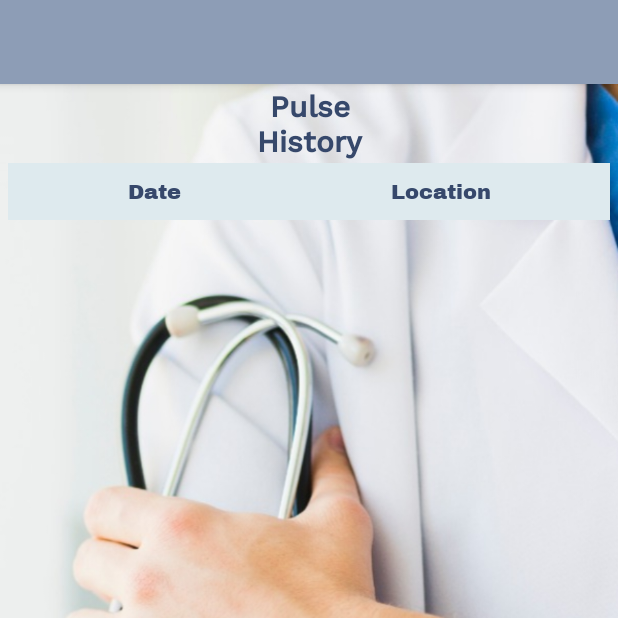
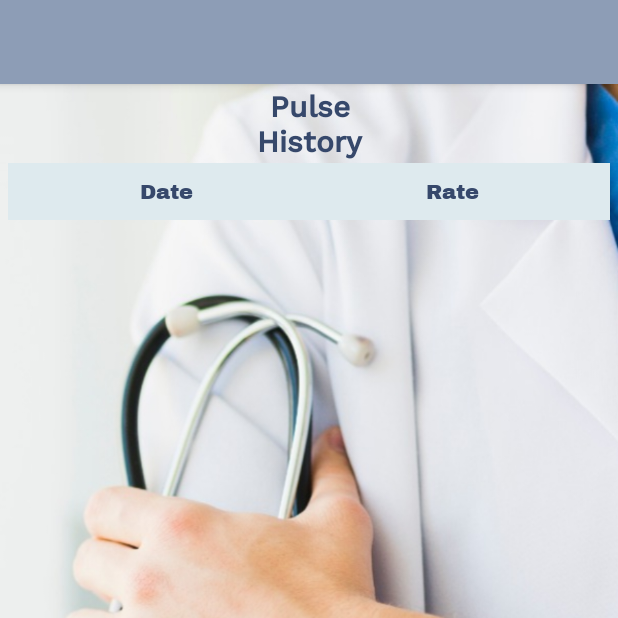
Before and after one commit to JasmineGranot/ArduinoWorkshopFireBase, an Android app: the PulseHistory screen opened directly, with no data from a screen before it, on a phone screen of 412 x 824 dp, the top half of it. Run offline under Robolectric (Android 15) with nearby library versions, the phone set to English and light mode, and no system bars; our stand-ins replace Firebase (no records; nobody signed in at launch, a user with empty details on screens opened directly); Roboto replaces fonts that are not available here.

Commit message:
added pulse history, needs to design the data

```diff
--- a/ArduinoAndroidApplication/app/src/main/java/com/example/arduinoandroidapplication/PulseHistory.java
+++ b/ArduinoAndroidApplication/app/src/main/java/com/example/arduinoandroidapplication/PulseHistory.java
@@ -1,14 +1,79 @@
 package com.example.arduinoandroidapplication;
 
+import androidx.annotation.NonNull;
 import androidx.appcompat.app.AppCompatActivity;
 
 import android.os.Bundle;
+import android.util.Log;
+import android.view.View;
+import android.widget.TableLayout;
+import android.widget.TableRow;
+import android.widget.TextView;
+
+import com.google.firebase.database.DataSnapshot;
+import com.google.firebase.database.DatabaseError;
+import com.google.firebase.database.DatabaseReference;
+import com.google.firebase.database.FirebaseDatabase;
+import com.google.firebase.database.ValueEventListener;
+
+import java.util.ArrayList;
+import java.util.HashMap;
+import java.util.List;
+import java.util.Map;
 
 public class PulseHistory extends AppCompatActivity {
+
+    private TableLayout layout;
+    private TableRow tableRow;
+    private TextView firstText, secondText;
+    TableRow.LayoutParams lp = new TableRow.LayoutParams(TableRow.LayoutParams.WRAP_CONTENT);
 
     @Override
     protected void onCreate(Bundle savedInstanceState) {
         super.onCreate(savedInstanceState);
         setContentView(R.layout.activity_pulse_history);
+
+        DatabaseReference dbref = FirebaseDatabase.getInstance().getReference().child("100/pulse_history");
+        ValueEventListener valueEventListener = new ValueEventListener() {
+            @Override
+            public void onDataChange(DataSnapshot dataSnapshot) {
+                Map<String, String> map = new HashMap<>();
+                for(DataSnapshot ds : dataSnapshot.getChildren()) {
+                    String date = ds.getKey();
+                    String heartBeat = ds.child("heart_rate").getValue().toString();
+                    map.put(date, heartBeat);
+                }
+
+                addDataToTable(map);
+            }
+
+            @Override
+            public void onCancelled(@NonNull DatabaseError error) {
+
+            }
+        };
+        dbref.addValueEventListener(valueEventListener);
+    }
+
+    private void addDataToTable(Map<String, String> map) {
+        layout = (TableLayout) findViewById(R.id.tableLayout);
+        View a = layout.getChildAt(0);
+        View b = layout.getChildAt(1);
+        layout.removeAllViews();
+        layout.addView(a);
+        layout.addView(b);
+
+        for(Map.Entry<String, String> entry : map.entrySet()){
+            tableRow = new TableRow(this);
+            firstText = new TextView(this);
+            secondText = new TextView(this);
+            firstText.setLayoutParams(lp);
+            firstText.setText(entry.getKey());
+            secondText.setLayoutParams(lp);
+            secondText.setText(entry.getValue());
+            tableRow.addView(firstText);
+            tableRow.addView(secondText);
+            layout.addView(tableRow);
+        }
     }
 }
--- a/ArduinoAndroidApplication/app/src/main/res/layout/activity_pulse_history.xml
+++ b/ArduinoAndroidApplication/app/src/main/res/layout/activity_pulse_history.xml
@@ -1,6 +1,7 @@
 <?xml version="1.0" encoding="utf-8"?>
 
 <TableLayout xmlns:android="http://schemas.android.com/apk/res/android"
+    android:id="@+id/tableLayout"
     android:layout_width="match_parent"
     android:layout_height="match_parent"
     android:background="@drawable/login_page_background_1"
@@ -19,8 +20,10 @@
         android:textStyle="bold" />
 
 
-
-    <TableRow android:background="#deeaee" android:padding="10dp">
+    <TableRow
+        android:layout_height="416dp"
+        android:background="#deeaee"
+        android:padding="10dp">
 
         <TextView
             android:layout_width="wrap_content"
@@ -37,7 +40,8 @@
             android:layout_weight="1"
             android:fontFamily="@font/archivo_black"
             android:gravity="center"
-            android:text="@string/location"
+            android:text="@string/rate"
             android:textColor="#36486b" />
+
     </TableRow>
 </TableLayout>
--- a/ArduinoAndroidApplication/app/src/main/res/values/strings.xml
+++ b/ArduinoAndroidApplication/app/src/main/res/values/strings.xml
@@ -15,6 +15,7 @@
     <string name="password_string">Password:</string>
     <string name="fall_history">Fall\nHistory</string>
     <string name="pulse_history">Pulse\nHistory</string>
+    <string name="rate">Rate</string>
     <string name="location">Location</string>
     <string name="emergency_call">Emergency\nCall</string>
     <string name="date_label">Date</string>
--- a/ArduinoAndroidApplication/app/src/main/res/values/styles.xml
+++ b/ArduinoAndroidApplication/app/src/main/res/values/styles.xml
@@ -7,5 +7,4 @@
         <item name="colorPrimaryDark">@color/colorPrimaryDark</item>
         <item name="colorAccent">@color/colorAccent</item>
     </style>
-
 </resources>
```
